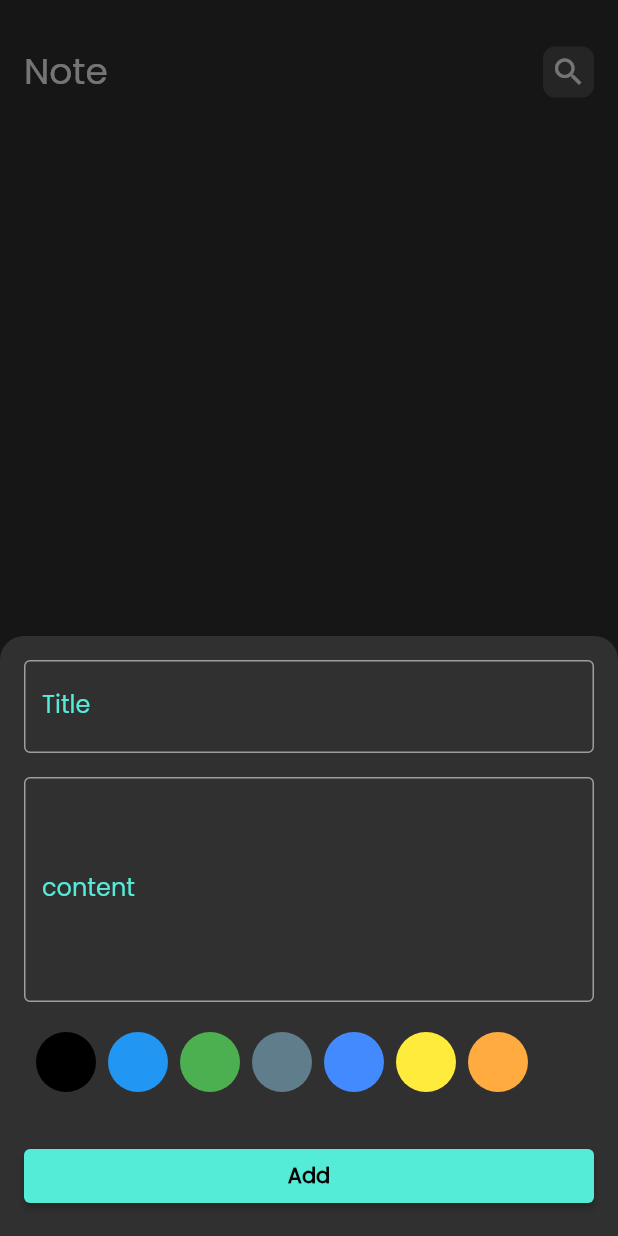
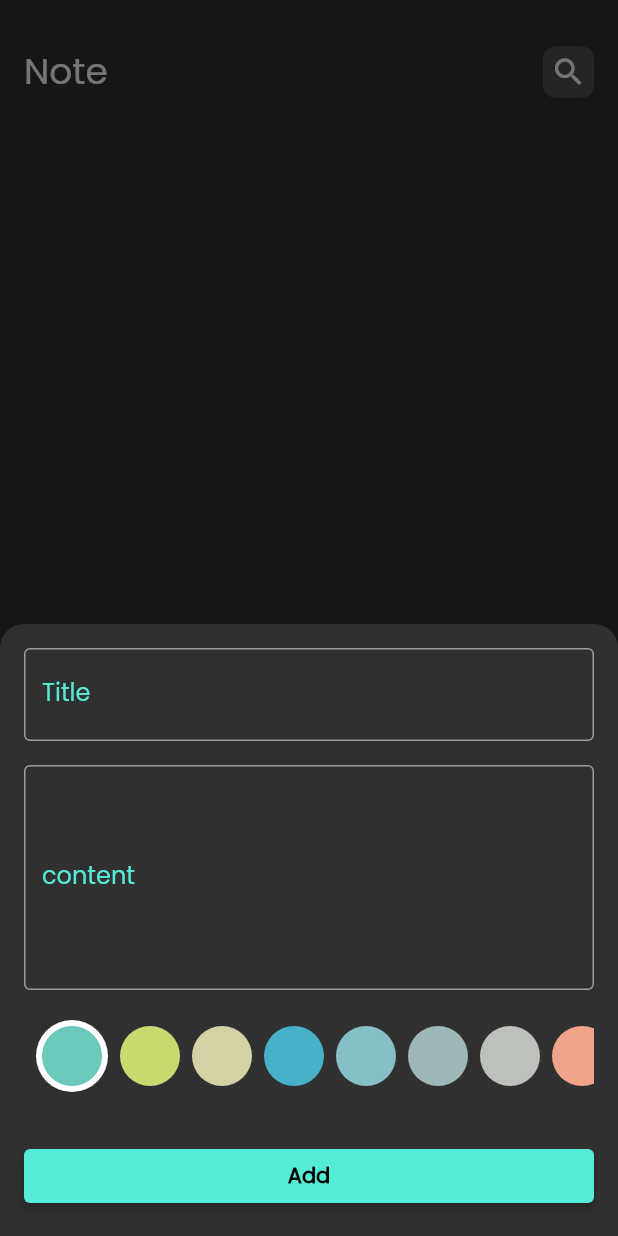
Before and after one commit to mellatilaid/Notes_app, a Flutter app: the screen it shows after launch, after a tap on the "add" icon, on a phone screen of 412 x 824 dp. Run offline on Flutter 3.47's test engine with Material 2 defaults, Android fonts, the phone set to English and light mode, and no system bars; our stand-ins replace flutter_bloc, hive, hive_flutter; accounts and stored records are empty.

Commit message:
add colors pallet to bottom sheet

```diff
--- a/lib/cubits/add_note_cubit/add_note_cubit.dart
+++ b/lib/cubits/add_note_cubit/add_note_cubit.dart
@@ -1,3 +1,4 @@
+import 'package:flutter/widgets.dart';
 import 'package:flutter_bloc/flutter_bloc.dart';
 import 'package:hive_flutter/adapters.dart';
 import 'package:notes_app/constants.dart';
@@ -6,9 +7,11 @@ import 'package:notes_app/models/note_model.dart';
 
 class AddNoteCubit extends Cubit<AddNoteState> {
   AddNoteCubit() : super(AddNoteInitial());
-
+  int? noteColor;
   addNote(NoteModel note) async {
     emit(AddNoteLoading());
+    note.color = noteColor ?? note.color;
+
     try {
       var notesBox = Hive.box<NoteModel>(kNoteBox);
       await notesBox.add(note);
@@ -17,4 +20,8 @@ class AddNoteCubit extends Cubit<AddNoteState> {
       emit(AddNoteFailuire(errMessage: e.toString()));
     }
   }
+
+  setNoteColor({required Color color}) {
+    noteColor = color.value;
+  }
 }
--- a/lib/widgets/add_note_form.dart
+++ b/lib/widgets/add_note_form.dart
@@ -5,9 +5,9 @@ import 'package:notes_app/cubits/add_note_cubit/add_note_states.dart';
 import 'package:notes_app/models/note_model.dart';
 
 import '../constants.dart';
-import 'color_item_list_view.dart';
 import 'custom_action_button.dart';
 import 'custom_text_field.dart';
+import 'note_colors_list_view.dart';
 
 class AddNoteForm extends StatefulWidget {
   const AddNoteForm({super.key});
@@ -47,7 +47,7 @@ class _AddNoteFormState extends State<AddNoteForm> {
           const SizedBox(
             height: 20,
           ),
-          const ColorItemListView(),
+          const NoteColorsListView(),
           const SizedBox(
             height: 32,
           ),
@@ -65,7 +65,7 @@ class _AddNoteFormState extends State<AddNoteForm> {
                       title: title!,
                       subTitle: subTitle!,
                       date: formatDate(time: DateTime.now()),
-                      color: Colors.amber.value,
+                      color: Colors.green.value,
                     );
                     BlocProvider.of<AddNoteCubit>(context).addNote(noteModel);
                   } else {
--- a/lib/widgets/color_item_list_view.dart
+++ /dev/null
@@ -1,50 +0,0 @@
-import 'package:flutter/material.dart';
-
-final List<Color> colors = [
-  Colors.black,
-  Colors.blue,
-  Colors.green,
-  Colors.blueGrey,
-  Colors.blueAccent,
-  Colors.yellow,
-  Colors.orangeAccent,
-];
-
-class ColorItem extends StatelessWidget {
-  final Color itemColor;
-  const ColorItem({super.key, required this.itemColor});
-
-  @override
-  Widget build(BuildContext context) {
-    return Padding(
-      padding: const EdgeInsets.only(left: 8.0),
-      child: GestureDetector(
-        onTap: () {},
-        child: CircleAvatar(
-          radius: 20,
-          backgroundColor: itemColor,
-        ),
-      ),
-    );
-  }
-}
-
-class ColorItemListView extends StatelessWidget {
-  const ColorItemListView({super.key});
-
-  @override
-  Widget build(BuildContext context) {
-    return SizedBox(
-      height: 20 * 2,
-      child: ListView.builder(
-        scrollDirection: Axis.horizontal,
-        itemCount: colors.length,
-        itemBuilder: (context, index) {
-          return ColorItem(
-            itemColor: colors[index],
-          );
-        },
-      ),
-    );
-  }
-}
--- a/lib/widgets/custom_note_item.dart
+++ b/lib/widgets/custom_note_item.dart
@@ -21,7 +21,7 @@ class CustomNoteItem extends StatelessWidget {
         padding: const EdgeInsets.only(top: 16, bottom: 16, left: 16),
         margin: const EdgeInsets.only(bottom: 8),
         decoration: BoxDecoration(
-          color: const Color(0xffFFCD7B),
+          color: Color(note.color),
           borderRadius: BorderRadius.circular(16),
         ),
         child: Column(
--- /dev/null
+++ b/lib/widgets/note_color.dart
@@ -0,0 +1,36 @@
+import 'package:flutter/material.dart';
+import 'package:flutter_bloc/flutter_bloc.dart';
+import 'package:notes_app/cubits/add_note_cubit/add_note_cubit.dart';
+
+class NoteColor extends StatelessWidget {
+  final Color itemColor;
+  final bool isItemSelected;
+  const NoteColor({
+    super.key,
+    required this.itemColor,
+    required this.isItemSelected,
+  });
+
+  @override
+  Widget build(BuildContext context) {
+    isItemSelected
+        ? BlocProvider.of<AddNoteCubit>(context).setNoteColor(color: itemColor)
+        : null;
+    return Padding(
+      padding: const EdgeInsets.only(left: 8.0),
+      child: isItemSelected
+          ? CircleAvatar(
+              backgroundColor: Colors.white,
+              radius: 24,
+              child: CircleAvatar(
+                radius: 20,
+                backgroundColor: itemColor,
+              ),
+            )
+          : CircleAvatar(
+              radius: 20,
+              backgroundColor: itemColor,
+            ),
+    );
+  }
+}
--- /dev/null
+++ b/lib/widgets/note_colors_list_view.dart
@@ -0,0 +1,48 @@
+import 'package:flutter/material.dart';
+
+import 'note_color.dart';
+
+class NoteColorsListView extends StatefulWidget {
+  const NoteColorsListView({super.key});
+
+  @override
+  State<NoteColorsListView> createState() => _NoteColorsListViewState();
+}
+
+class _NoteColorsListViewState extends State<NoteColorsListView> {
+  final List<Color> colors = [
+    const Color(0xff6BC9BA),
+    const Color(0xffc8d96f),
+    const Color(0xffd4d2a5),
+    const Color(0xff46b1c9),
+    const Color(0xff84c0c6),
+    const Color(0xff9fb7b9),
+    const Color(0xffbcc1ba),
+    const Color(0xffefa48b),
+    const Color(0xffc6d8af)
+  ];
+  int itemColorIndex = 0;
+  @override
+  Widget build(BuildContext context) {
+    return SizedBox(
+      height: 24 * 2,
+      child: ListView.builder(
+        scrollDirection: Axis.horizontal,
+        itemCount: colors.length,
+        itemBuilder: (context, index) {
+          return GestureDetector(
+            onTap: () {
+              setState(() {
+                itemColorIndex = index;
+              });
+            },
+            child: NoteColor(
+              itemColor: colors[index],
+              isItemSelected: itemColorIndex == index,
+            ),
+          );
+        },
+      ),
+    );
+  }
+}
```
